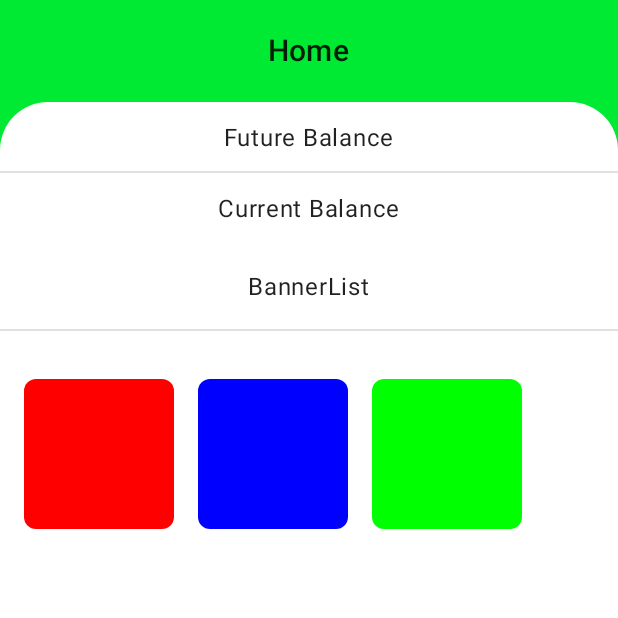
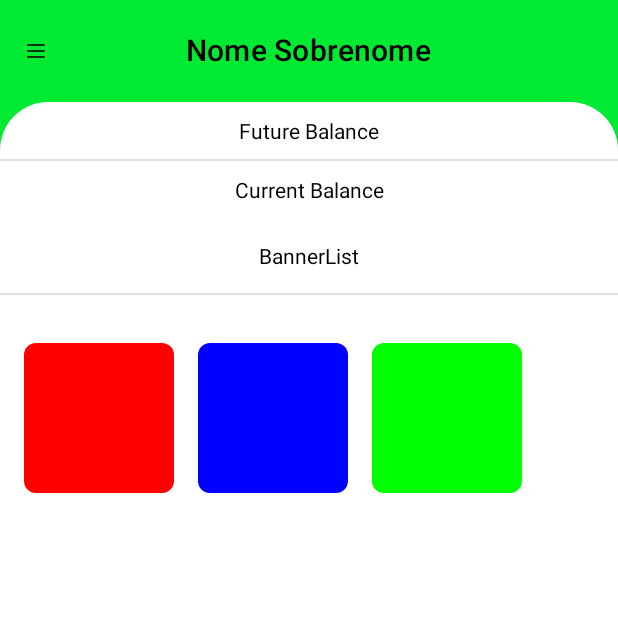
Before and after one commit to gabrielbarth/KmpTon, an Android app built with Jetpack Compose: the screen it shows after launch (MainActivity), on a phone screen of 412 x 824 dp, the top half of it. Run offline under Robolectric (Android 15) with nearby library versions, the phone set to English and light mode, and no system bars; our stand-ins replace Compose Multiplatform resources, Voyager.

Commit message:
ref: components from ui and styles from theme

```diff
--- a/composeApp/src/commonMain/kotlin/App.kt
+++ b/composeApp/src/commonMain/kotlin/App.kt
@@ -4,13 +4,16 @@ import androidx.compose.material.Scaffold
 import androidx.compose.runtime.Composable
 import cafe.adriel.voyager.navigator.Navigator
 import com.example.home.HomeScreen
+import com.example.theme.AppTheme
+
 
 import org.jetbrains.compose.ui.tooling.preview.Preview
+
 
 @Composable
 @Preview
 fun App() {
-    MaterialTheme {
+    AppTheme {
         Scaffold(
             content = {
                 Navigator(HomeScreen())
--- a/features/home/src/commonMain/kotlin/com/example/home/HomeScreen.kt
+++ b/features/home/src/commonMain/kotlin/com/example/home/HomeScreen.kt
@@ -1,8 +1,11 @@
 package com.example.home
 
+
+import androidx.compose.foundation.Image
 import androidx.compose.foundation.background
 import androidx.compose.foundation.border
 import androidx.compose.foundation.layout.Arrangement
+import androidx.compose.foundation.layout.Box
 import androidx.compose.foundation.layout.Column
 import androidx.compose.foundation.layout.Row
 import androidx.compose.foundation.layout.fillMaxHeight
@@ -25,6 +28,13 @@ import androidx.compose.ui.graphics.Color
 import androidx.compose.ui.unit.dp
 import cafe.adriel.voyager.core.screen.Screen
 import cafe.adriel.voyager.koin.getScreenModel
+import com.example.home.ui.Balance
+import com.example.home.ui.BannersList
+import com.example.home.ui.ProductGrid
+import com.example.theme.AppTheme
+import com.example.theme.resources.Res
+import com.example.theme.resources.menu_hamburger
+import org.jetbrains.compose.resources.painterResource
 
 
 class HomeScreen : Screen {
@@ -45,11 +55,11 @@ class HomeScreen : Screen {
         modifier: Modifier = Modifier
     ) {
         when (homeUiState) {
-            is HomeUiState.Success -> {
+            is HomeUiState.Default -> {
                 Column(
                     modifier = modifier.fillMaxSize().background(Color(0xFF00EA33)),
                 ) {
-                    Header()
+                    Header(modifier = modifier)
                     Surface(
                         color = MaterialTheme.colors.background,
                         shape = RoundedCornerShape(
@@ -61,27 +71,19 @@ class HomeScreen : Screen {
                     ) {
                         Column(
                             modifier = Modifier.fillMaxWidth(),
-                            verticalArrangement = Arrangement.spacedBy(16.dp),
+                            verticalArrangement = Arrangement.spacedBy(AppTheme.space.large),
                             horizontalAlignment = Alignment.CenterHorizontally
                         ) {
-                            Balance()
-                            BannerList(homeUiState.banners)
-                            Divider(
-                                modifier = Modifier
-                                    .fillMaxWidth()
-                            )
-                            ProductGrid(homeUiState.products)
+                            UserBalance(homeUiState.balanceUiState)
+                            Banners(homeUiState.bannersUiState)
+                            Divider(modifier = Modifier.fillMaxWidth())
+                            Products(homeUiState.productGridUiState)
                         }
                     }
                 }
             }
-
             is HomeUiState.Loading -> {
                 Text("Loading")
-            }
-
-            else -> {
-                Text("Error")
             }
         }
 
@@ -90,67 +92,85 @@ class HomeScreen : Screen {
 }
 
 @Composable
-fun Header() {
-    Row (
-        modifier = Modifier
+fun Header(userFullName: String = "Nome Sobrenome", modifier: Modifier) {
+    Box(
+        modifier = modifier
             .fillMaxWidth().height(68.dp),
-        horizontalArrangement = Arrangement.Center,
-        verticalAlignment = Alignment.CenterVertically
-    ){
-        Text(text = "Home", style = MaterialTheme.typography.h6)
+    ) {
+        Row (
+            modifier = modifier.fillMaxSize(),
+            verticalAlignment = Alignment.CenterVertically
+        ){
+            Image(
+                painter = painterResource(Res.drawable.menu_hamburger),
+                contentDescription = "Menu",
+                modifier = modifier.size(AppTheme.shape.extraLarge).padding(start = AppTheme.space.large)
+            )
+        }
+        Row (
+            modifier = modifier.fillMaxSize(),
+            verticalAlignment = Alignment.CenterVertically,
+            horizontalArrangement = Arrangement.Center
+        ){
+                Text(
+                    text = userFullName,
+                    style = MaterialTheme.typography.h6,
+                )
+            }
     }
 }
 
 @Composable
-fun Balance() {
+fun UserBalance(balanceUiState: BalanceUiState) {
 
-        Column(
-            modifier = Modifier
-                .fillMaxWidth(),
-            horizontalAlignment = Alignment.CenterHorizontally,
-        ) {
-            Text(
-                modifier = Modifier.padding(top = 12.dp, bottom = 10.dp),
-                text = "Future Balance"
-            )
-            Divider(
-                modifier = Modifier
-                    .fillMaxWidth()
-            )
-            Text(
-                modifier = Modifier.padding(12.dp),
-                text = "Current Balance"
-            )
+    when (balanceUiState) {
+        is BalanceUiState.Success -> {
+            Balance()
         }
-
+        is BalanceUiState.Loading -> {
+            Text("Loading")
+        }
+        is BalanceUiState.Error -> {
+            Text("Error")
+        }
+    }
 }
 
 @Composable
-fun BannerList(items: List<Color>) {
-    Text("BannerList")
+fun Banners(bannersUiState: BannersUiState) {
+    when (bannersUiState) {
+        is BannersUiState.Success -> {
+            BannersList()
+        }
+        is BannersUiState.Loading -> {
+            Text("Loading")
+        }
+        is BannersUiState.Error -> {
+
+        }
+    }
 }
 
 @Composable
-fun ProductGrid(items: List<Color>) {
+fun Products(productGridUiState: ProductGridUiState) {
     Surface(color = MaterialTheme.colors.background) {
         Column(
             modifier = Modifier
                 .fillMaxSize()
-                .padding(16.dp),
-            verticalArrangement = Arrangement.spacedBy(16.dp),
+                .padding(AppTheme.space.large),
+            verticalArrangement = Arrangement.spacedBy(AppTheme.space.large),
             horizontalAlignment = Alignment.CenterHorizontally
         ) {
-            val rows = (items.size + 2) / 3
-            repeat(rows) { rowIndex ->
-                Row(
-                    modifier = Modifier.fillMaxWidth(),
-                    horizontalArrangement = Arrangement.spacedBy(16.dp)
-                ) {
-                    val start = rowIndex * 3
-                    val end = minOf(start + 3, items.size)
-                    for (i in start until end) {
-                        ProductItem(color = items[i])
-                    }
+            when (productGridUiState) {
+                is ProductGridUiState.Success -> {
+                    val items = productGridUiState.products
+                    ProductGrid(items)
+                }
+                is ProductGridUiState.Loading -> {
+                    Text("Loading")
+                }
+                is ProductGridUiState.Error -> {
+                    Text("Error")
                 }
             }
         }
--- a/features/home/src/commonMain/kotlin/com/example/home/HomeViewModel.kt
+++ b/features/home/src/commonMain/kotlin/com/example/home/HomeViewModel.kt
@@ -19,15 +19,38 @@ class HomeViewModel(
     }
     fun getData() {
         mutableState.update {
-            HomeUiState.Success(
-                products = listOf(Color.Red, Color.Blue, Color.Green),
-                banners = listOf(Color.Red, Color.Blue, Color.Green)
+            HomeUiState.Default(
+                productGridUiState = ProductGridUiState.Success(listOf(Color.Red, Color.Blue, Color.Green)),
+                bannersUiState = BannersUiState.Success(listOf(Color.Red, Color.Blue, Color.Green)),
+                balanceUiState = BalanceUiState.Success(Color.Red)
             )
         }
     }
 }
 sealed interface HomeUiState {
-    data class Success(val products: List<Color>, val banners: List<Color>) : HomeUiState
-    object Error : HomeUiState
+    data class Default(
+        val productGridUiState: ProductGridUiState,
+        val bannersUiState: BannersUiState,
+        val balanceUiState: BalanceUiState
+    ) : HomeUiState
     object Loading : HomeUiState
 }
+
+
+sealed interface ProductGridUiState {
+    data class Success(val products: List<Color>) : ProductGridUiState
+    object Error : ProductGridUiState
+    object Loading : ProductGridUiState
+}
+
+sealed interface BalanceUiState {
+    data class Success(val balance: Color) : BalanceUiState
+    object Error : BalanceUiState
+    object Loading : BalanceUiState
+}
+
+sealed interface BannersUiState {
+    data class Success(val banners: List<Color>) : BannersUiState
+    object Error : BannersUiState
+    object Loading : BannersUiState
+}
--- /dev/null
+++ b/features/home/src/commonMain/kotlin/com/example/home/ui/Balance.kt
@@ -0,0 +1,33 @@
+package com.example.home.ui
+
+import androidx.compose.foundation.layout.Column
+import androidx.compose.foundation.layout.fillMaxWidth
+import androidx.compose.foundation.layout.padding
+import androidx.compose.material.Divider
+import androidx.compose.material.Text
+import androidx.compose.runtime.Composable
+import androidx.compose.ui.Alignment
+import androidx.compose.ui.Modifier
+import androidx.compose.ui.unit.dp
+
+@Composable
+fun Balance(modifier: Modifier = Modifier) {
+    Column(
+        modifier = Modifier
+            .fillMaxWidth(),
+        horizontalAlignment = Alignment.CenterHorizontally,
+    ) {
+        Text(
+            modifier = Modifier.padding(top = 12.dp, bottom = 10.dp),
+            text = "Future Balance"
+        )
+        Divider(
+            modifier = Modifier
+                .fillMaxWidth()
+        )
+        Text(
+            modifier = Modifier.padding(12.dp),
+            text = "Current Balance"
+        )
+    }
+}
--- /dev/null
+++ b/features/home/src/commonMain/kotlin/com/example/home/ui/BannersList.kt
@@ -0,0 +1,18 @@
+package com.example.home.ui
+
+import androidx.compose.foundation.layout.Column
+import androidx.compose.foundation.layout.fillMaxWidth
+import androidx.compose.material.Text
+import androidx.compose.runtime.Composable
+import androidx.compose.ui.Alignment
+import androidx.compose.ui.Modifier
+
+@Composable
+fun BannersList(modifier: Modifier = Modifier) {
+    Column(
+        modifier = Modifier.fillMaxWidth(),
+        horizontalAlignment = Alignment.CenterHorizontally
+    ) {
+        Text("BannerList")
+    }
+}
--- a/features/home/src/commonMain/kotlin/com/example/home/components/ProductGrid.kt
+++ b/features/home/src/commonMain/kotlin/com/example/home/ui/ProductGrid.kt
@@ -1,4 +1,4 @@
-package com.example.home.components
+package com.example.home.ui
 
 import androidx.compose.foundation.layout.Arrangement
 import androidx.compose.foundation.layout.Column
@@ -15,23 +15,15 @@ import androidx.compose.ui.Alignment
 import androidx.compose.ui.Modifier
 import androidx.compose.ui.graphics.Color
 import androidx.compose.ui.unit.dp
-
+import com.example.theme.AppTheme
 
 @Composable
-fun ProductGrid(items: List<Color>) {
-    Surface(color = MaterialTheme.colors.background) {
-        Column(
-            modifier = Modifier
-                .fillMaxSize()
-                .padding(16.dp),
-            verticalArrangement = Arrangement.spacedBy(16.dp),
-            horizontalAlignment = Alignment.CenterHorizontally
-        ) {
+fun ProductGrid(items: List<Color>, modifier: Modifier = Modifier) {
     val rows = (items.size + 2) / 3
     repeat(rows) { rowIndex ->
         Row(
             modifier = Modifier.fillMaxWidth(),
-                    horizontalArrangement = Arrangement.spacedBy(16.dp)
+            horizontalArrangement = Arrangement.spacedBy(AppTheme.space.large)
         ) {
             val start = rowIndex * 3
             val end = minOf(start + 3, items.size)
@@ -41,9 +33,6 @@ fun ProductGrid(items: List<Color>) {
         }
     }
 }
-    }
-}
-
 
 @Composable
 fun ProductItem(color: Color) {
```
Lines whose indentation alone changed are shown as unchanged.
